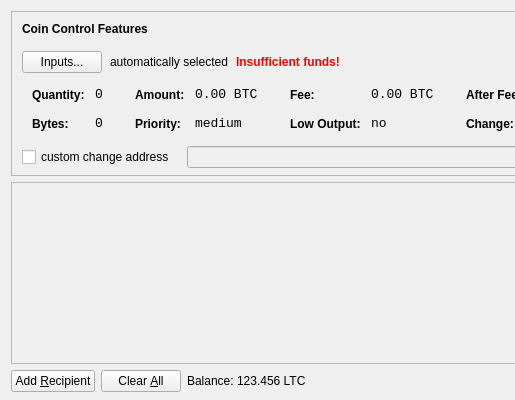
First picture: the form in src/qt/forms/sendcoinsdialog.ui, repository HannanSolo/willienelsoncoin, before the edit; both pictures show x 0 to 515 and y 0 to 400 of the 850 by 400 pixel window.
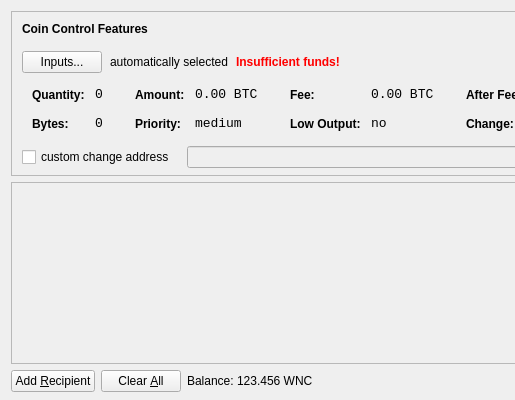
Second picture: the form after the edit. Icons and pictures are not drawn.

What changed in the file:
```diff
--- a/src/qt/forms/sendcoinsdialog.ui
+++ b/src/qt/forms/sendcoinsdialog.ui
@@ -720,7 +720,7 @@
           <cursorShape>IBeamCursor</cursorShape>
          </property>
          <property name="text">
-          <string>123.456 LTC</string>
+          <string>123.456 WNC</string>
          </property>
          <property name="textInteractionFlags">
           <set>Qt::LinksAccessibleByMouse|Qt::TextSelectableByKeyboard|Qt::TextSelectableByMouse</set>
```
